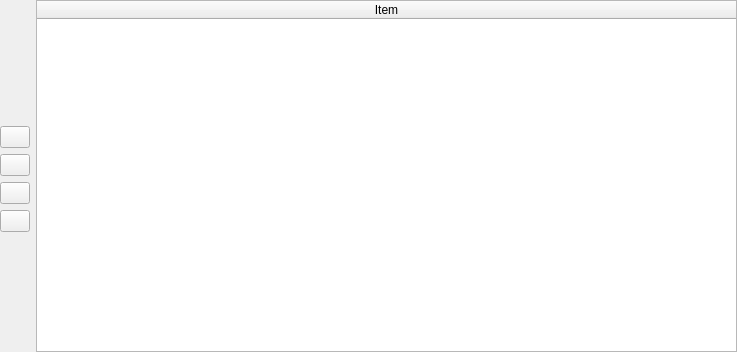
dsgoficial/DsgTools, file CustomWidgets/BasicInterfaceWidgets/orderedStructureWidget.ui: the form before one commit.
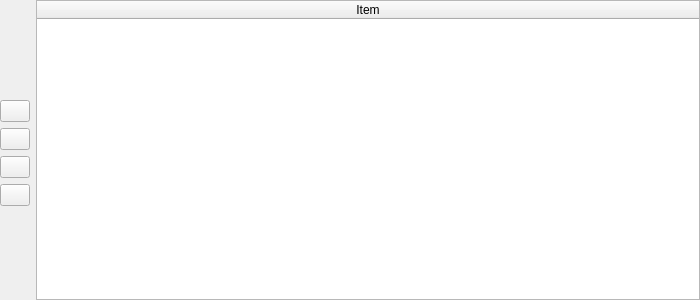
The form after the commit. Icons and pictures are not drawn.

What changed in the file:
```diff
--- a/CustomWidgets/BasicInterfaceWidgets/orderedStructureWidget.ui
+++ b/CustomWidgets/BasicInterfaceWidgets/orderedStructureWidget.ui
@@ -6,8 +6,8 @@
    <rect>
     <x>0</x>
     <y>0</y>
-    <width>737</width>
-    <height>352</height>
+    <width>700</width>
+    <height>300</height>
    </rect>
   </property>
   <property name="sizePolicy">
@@ -16,6 +16,12 @@
     <verstretch>0</verstretch>
    </sizepolicy>
   </property>
+  <property name="minimumSize">
+   <size>
+    <width>700</width>
+    <height>300</height>
+   </size>
+  </property>
   <property name="windowTitle">
    <string>Form</string>
   </property>
```
